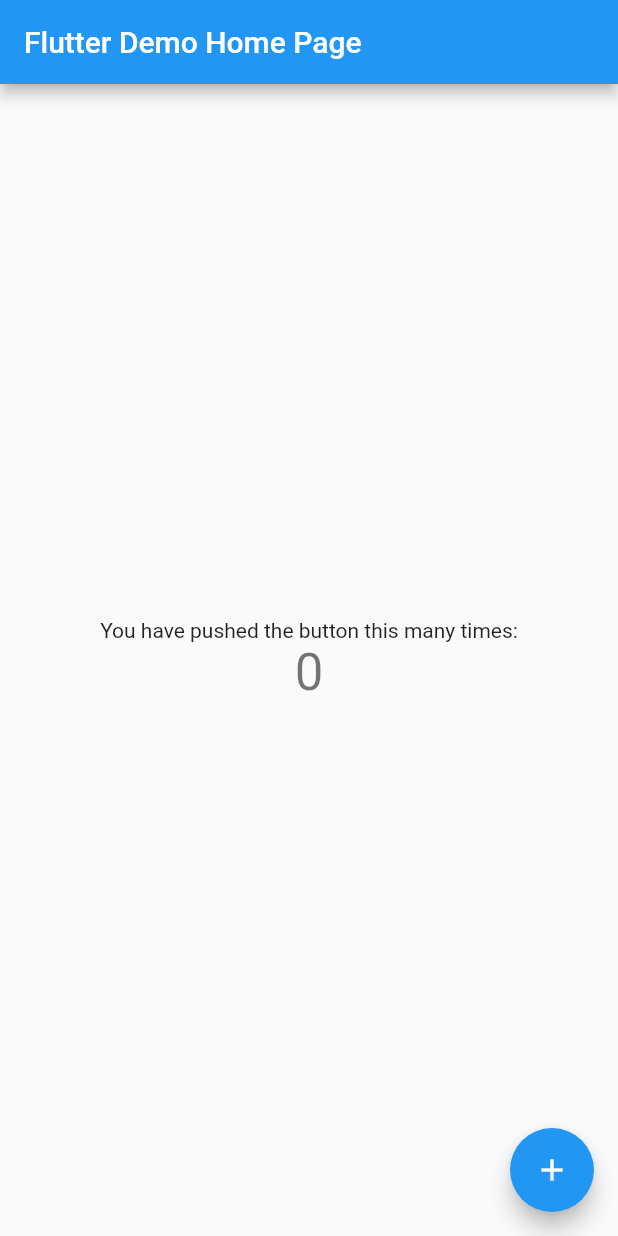
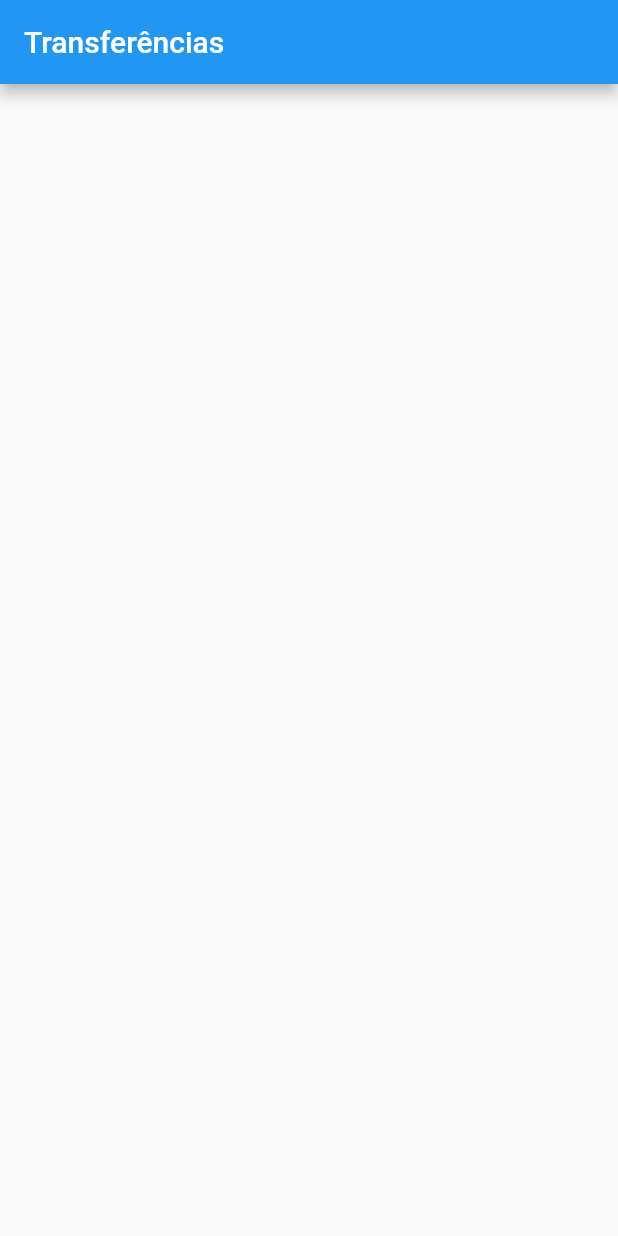
Before and after one commit to leandro-SI/Flutter-app-example, a Flutter app: the screen it shows after launch, on a phone screen of 412 x 824 dp. Run offline on Flutter 3.47's test engine with Material 2 defaults, Android fonts, the phone set to English and light mode, and no system bars.

Commit message:
adicionando appBar

```diff
--- a/lib/main.dart
+++ b/lib/main.dart
@@ -1,115 +1,9 @@
 import 'package:flutter/material.dart';
 
-void main() {
-  runApp(const MyApp());
-}
-
-class MyApp extends StatelessWidget {
-  const MyApp({Key? key}) : super(key: key);
-
-  // This widget is the root of your application.
-  @override
-  Widget build(BuildContext context) {
-    return MaterialApp(
-      title: 'Flutter Demo',
-      theme: ThemeData(
-        // This is the theme of your application.
-        //
-        // Try running your application with "flutter run". You'll see the
-        // application has a blue toolbar. Then, without quitting the app, try
-        // changing the primarySwatch below to Colors.green and then invoke
-        // "hot reload" (press "r" in the console where you ran "flutter run",
-        // or simply save your changes to "hot reload" in a Flutter IDE).
-        // Notice that the counter didn't reset back to zero; the application
-        // is not restarted.
-        primarySwatch: Colors.blue,
-      ),
-      home: const MyHomePage(title: 'Flutter Demo Home Page'),
-    );
-  }
-}
-
-class MyHomePage extends StatefulWidget {
-  const MyHomePage({Key? key, required this.title}) : super(key: key);
-
-  // This widget is the home page of your application. It is stateful, meaning
-  // that it has a State object (defined below) that contains fields that affect
-  // how it looks.
-
-  // This class is the configuration for the state. It holds the values (in this
-  // case the title) provided by the parent (in this case the App widget) and
-  // used by the build method of the State. Fields in a Widget subclass are
-  // always marked "final".
-
-  final String title;
-
-  @override
-  State<MyHomePage> createState() => _MyHomePageState();
-}
-
-class _MyHomePageState extends State<MyHomePage> {
-  int _counter = 0;
-
-  void _incrementCounter() {
-    setState(() {
-      // This call to setState tells the Flutter framework that something has
-      // changed in this State, which causes it to rerun the build method below
-      // so that the display can reflect the updated values. If we changed
-      // _counter without calling setState(), then the build method would not be
-      // called again, and so nothing would appear to happen.
-      _counter++;
-    });
-  }
-
-  @override
-  Widget build(BuildContext context) {
-    // This method is rerun every time setState is called, for instance as done
-    // by the _incrementCounter method above.
-    //
-    // The Flutter framework has been optimized to make rerunning build methods
-    // fast, so that you can just rebuild anything that needs updating rather
-    // than having to individually change instances of widgets.
-    return Scaffold(
-      appBar: AppBar(
-        // Here we take the value from the MyHomePage object that was created by
-        // the App.build method, and use it to set our appbar title.
-        title: Text(widget.title),
-      ),
-      body: Center(
-        // Center is a layout widget. It takes a single child and positions it
-        // in the middle of the parent.
-        child: Column(
-          // Column is also a layout widget. It takes a list of children and
-          // arranges them vertically. By default, it sizes itself to fit its
-          // children horizontally, and tries to be as tall as its parent.
-          //
-          // Invoke "debug painting" (press "p" in the console, choose the
-          // "Toggle Debug Paint" action from the Flutter Inspector in Android
-          // Studio, or the "Toggle Debug Paint" command in Visual Studio Code)
-          // to see the wireframe for each widget.
-          //
-          // Column has various properties to control how it sizes itself and
-          // how it positions its children. Here we use mainAxisAlignment to
-          // center the children vertically; the main axis here is the vertical
-          // axis because Columns are vertical (the cross axis would be
-          // horizontal).
-          mainAxisAlignment: MainAxisAlignment.center,
-          children: <Widget>[
-            const Text(
-              'You have pushed the button this many times:',
-            ),
-            Text(
-              '$_counter',
-              style: Theme.of(context).textTheme.headline4,
-            ),
-          ],
-        ),
-      ),
-      floatingActionButton: FloatingActionButton(
-        onPressed: _incrementCounter,
-        tooltip: 'Increment',
-        child: const Icon(Icons.add),
-      ), // This trailing comma makes auto-formatting nicer for build methods.
-    );
-  }
-}
+void main() => runApp(MaterialApp(
+  home: Scaffold(
+    appBar: AppBar(
+      title: const Text('Transferências'),
+    ),
+  ),
+));
```
